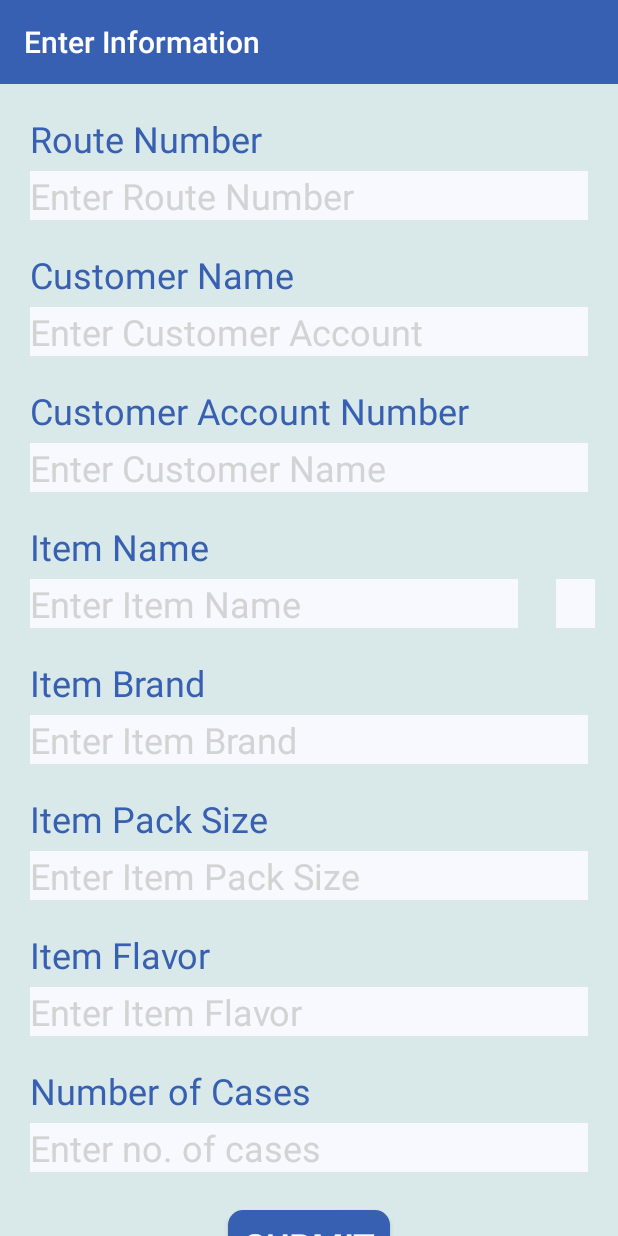
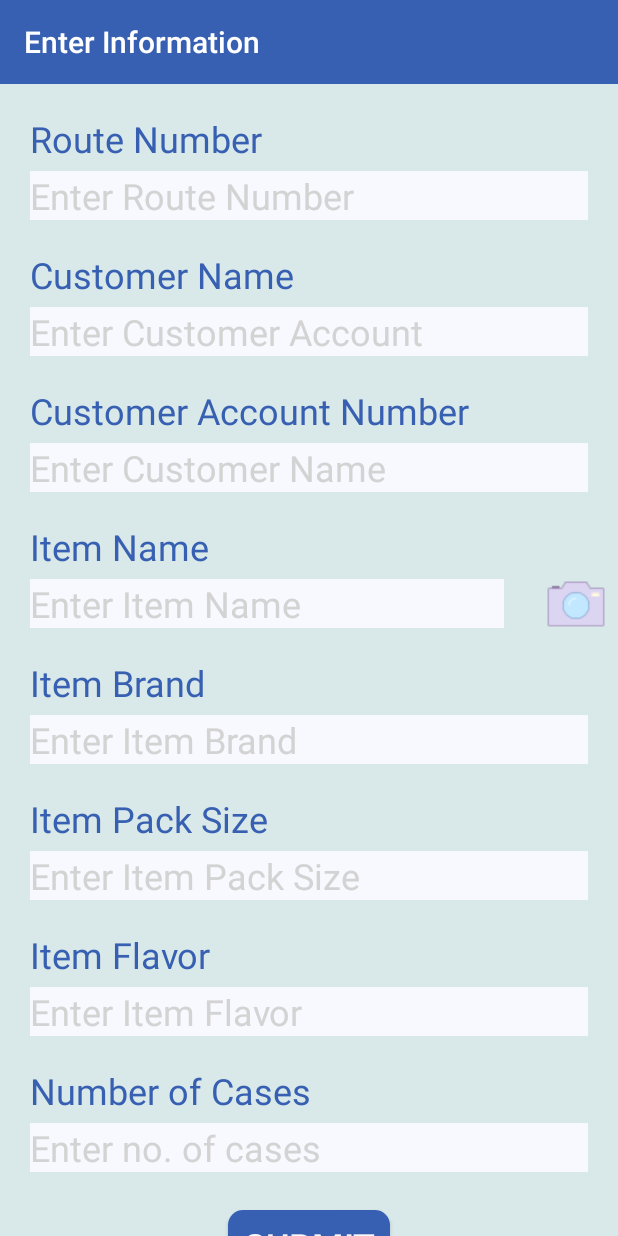
Before and after one commit to KershawnFranklyn/MerchandiserStockCount, an Android app: the screen it shows after launch (MainActivity), on a phone screen of 412 x 824 dp. Run offline under Robolectric (Android 15) with nearby library versions, the phone set to English and light mode, and no system bars; libraries missing offline, so code that uses them is left out: com.readystatesoftware.sqliteasset; 1 statement that could not run was skipped.

```diff
--- a/app/src/main/java/com/teammystic/merchandiserstockcount/MainActivity.java
+++ b/app/src/main/java/com/teammystic/merchandiserstockcount/MainActivity.java
@@ -61,6 +61,8 @@ public class MainActivity extends AppCompatActivity {
 
     private Toolbar toolbar;
 
+
+
     @Override
     protected void onCreate(Bundle savedInstanceState) {
         super.onCreate(savedInstanceState);
@@ -68,6 +70,7 @@ public class MainActivity extends AppCompatActivity {
         toolbar = findViewById(R.id.toolBar);
         setTitle("Enter Information");
         setSupportActionBar(toolbar);
+        final DatabaseAccess databaseAccess = DatabaseAccess.getInstance(this);
 
 /***************************************************************************************
  *    Title: Android AutocompleteTextView with Database Data as Suggestions
@@ -122,6 +125,18 @@ public class MainActivity extends AppCompatActivity {
         } catch (Exception e) {
             e.printStackTrace();
         }
+
+        final Button button = findViewById(R.id.submitButton);
+        button.setOnClickListener(new View.OnClickListener() {
+            @Override
+            public void onClick(View view) {
+
+                databaseAccess.open();
+                databaseAccess.insertData();
+                databaseAccess.close();
+
+            }
+        });
 
     }
 
--- a/app/src/main/res/layout/input_form_ver_2_0.xml
+++ b/app/src/main/res/layout/input_form_ver_2_0.xml
@@ -1,5 +1,6 @@
 <?xml version="1.0" encoding="utf-8"?>
 <LinearLayout xmlns:android="http://schemas.android.com/apk/res/android"
+    xmlns:app="http://schemas.android.com/apk/res-auto"
     android:orientation="vertical" android:layout_width="match_parent"
     android:layout_height="match_parent"
     android:background="@color/SMJBackground">
@@ -140,15 +141,15 @@
                     android:textColorHint="@color/LightGrey"
                     android:textSize="24dp" />
 
-                <TextView
-                    android:id="@+id/textView6"
+                <!--                -->
+                <ImageButton
+                    android:id="@+id/imageButton"
                     android:layout_width="wrap_content"
                     android:layout_height="match_parent"
-                    android:layout_marginLeft="5dp"
-                    android:layout_marginRight="15dp"
                     android:layout_weight="1"
-                    android:background="@color/GhostWhite"
-                    android:textSize="15dp" />
+                    app:srcCompat="@drawable/icons8_camera_40"
+                    android:background="@color/SMJBackground"/>
+
             </LinearLayout>
 
             <Space
@@ -268,7 +269,7 @@
                 android:layout_height="20dp" />
 
             <Button
-                android:id="@+id/button"
+                android:id="@+id/submitButton"
                 android:layout_width="wrap_content"
                 android:layout_height="wrap_content"
                 android:layout_gravity="center"
```
Also changed, not shown: app/src/main/java/com/teammystic/merchandiserstockcount/DatabaseAccess.java (+7 -0 lines), app/src/main/java/com/teammystic/merchandiserstockcount/DatabaseOpenHelper.java (+6 -6 lines), app/src/main/res/layout/confirmation_screen_ver_1_0.xml (+16 -0 lines), app/src/main/res/drawable/icons8_camera_40.png (renamed from app/src/main/res/drawable/icons8-camera-40.png), app/src/main/res/drawable/icons8_camera_80.png (added), 1 other file.
